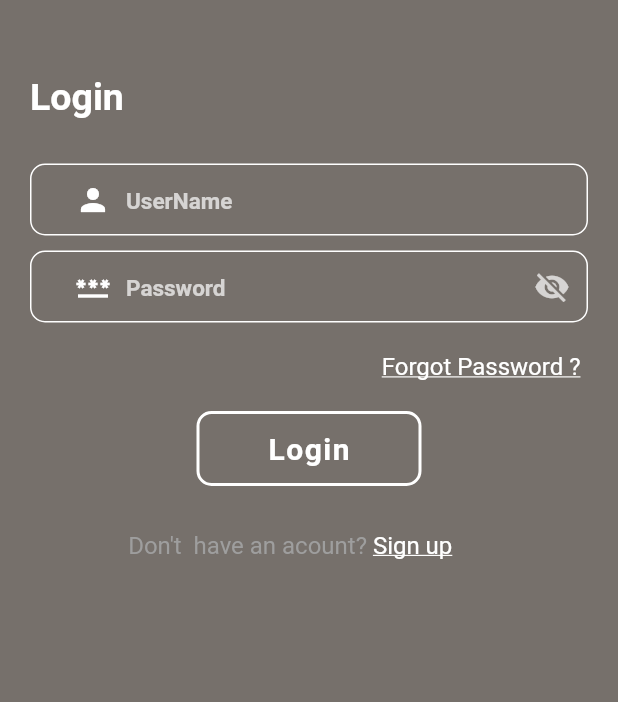
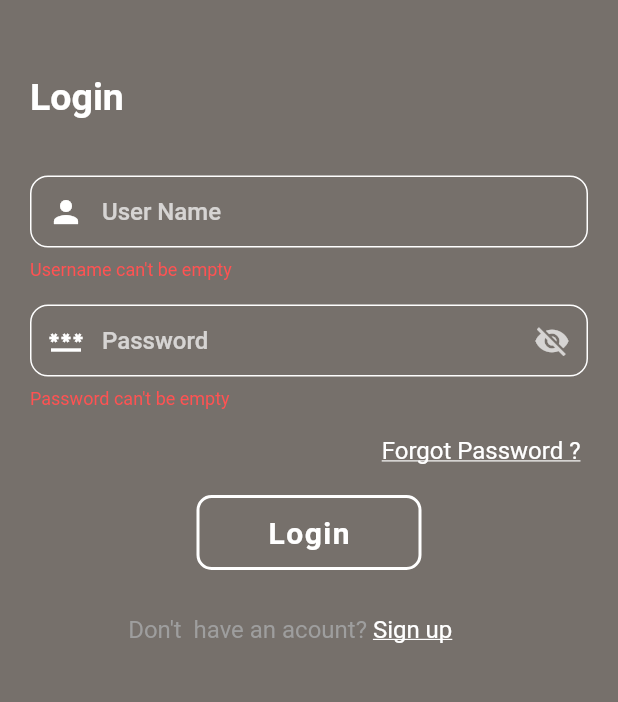
Before and after one commit to Guyco070/scheduling_appointments_app-Flutter, a Flutter app: the screen it shows after launch, after a tap on "Login", on a phone screen of 412 x 824 dp, the part 206-908 px from its top. Run offline on Flutter 3.47's test engine with Material 2 defaults, Android fonts, the phone set to English and light mode, and no system bars; drawn by our look-alikes of snippet_coder_utils.

Commit message:
custom text field fixes

```diff
--- a/lib/screens/login_screen.dart
+++ b/lib/screens/login_screen.dart
@@ -59,13 +59,14 @@ class _LoginScreenState extends State<LoginScreen> with TickerProviderStateMixin
         mainAxisAlignment: MainAxisAlignment.start,
         crossAxisAlignment: CrossAxisAlignment.start,
         children: [
-          Logo('assets/images/app_logo.jpg'),
+          const Logo('assets/images/app_logo.jpg'),
           ScreenTopic(_authMode == AuthMode.login ? 'Login' : 'Sign up'),
           FormTextField(
             "userName",
-            "UserName",
+            "User Name",
+            "Enter User Name",
             (onValidateVal) {
-              if (onValidateVal.isEmpty) {
+              if (onValidateVal != null && onValidateVal.isEmpty) {
                 return "Username can't be empty";
               }
               return null;
@@ -76,9 +77,11 @@ class _LoginScreenState extends State<LoginScreen> with TickerProviderStateMixin
             prefixIcon: Icons.person,
           ),
           FormTextField(
-            "password", "Password",
+            "password",
+            "Password",
+            "Enter Password",
             (onValidateVal) {
-              if (onValidateVal.isEmpty) {
+              if (onValidateVal != null && onValidateVal.isEmpty) {
                 return "Password can't be empty";
               } else if ((onValidateVal as String).length < 8) {
                 return "Password length must be 8 letters or more";
@@ -89,6 +92,7 @@ class _LoginScreenState extends State<LoginScreen> with TickerProviderStateMixin
               password = onSavedVal;
             },
             prefixIcon: Icons.password_outlined,
+            keyboardType: TextInputType.visiblePassword,
             obscureText: hidePassword,
             suffixIcon: IconButton(
                 onPressed: () {
@@ -103,12 +107,12 @@ class _LoginScreenState extends State<LoginScreen> with TickerProviderStateMixin
           ),
           ExpandedSection(
             expand: _authMode == AuthMode.signup,
-            child: const RegisterWidget()
+            child: RegisterWidget(hidePassword: hidePassword,)
           ),
           SpanButton(
             alignment: Alignment.bottomRight,
             buttonText: "Forgot Password ?",
-            onTap: () => print('Forgot Password'),
+            onTap: () => _switchAuthMode(),
           ),
           const SizedBox(height: 20,),
           Center(
--- a/lib/widgets/form_text_field.dart
+++ b/lib/widgets/form_text_field.dart
@@ -1,9 +1,9 @@
 import 'package:flutter/material.dart';
-import 'package:snippet_coder_utils/FormHelper.dart';
 
 class FormTextField extends StatelessWidget {
   const FormTextField(
     this.keyName,
+    this.labelText,
     this.hintText,
     this.onValidate,
     this.onSaved, {
@@ -11,41 +11,99 @@ class FormTextField extends StatelessWidget {
     this.prefixIcon,
     this.obscureText = false,
     this.suffixIcon,
-    this.onChange
+    this.onChange,
+    this.keyboardType,
   });
 
   final String keyName;
+  final String labelText;
   final String hintText;
-  final Function onValidate;
-  final Function onSaved;
-  final Function? onChange;
+  final String? Function(String?)? onValidate;
+  final void Function(String?)? onSaved;
+  final void Function(String)? onChange;
   final IconData? prefixIcon;
   final bool obscureText;
   final Widget? suffixIcon;
+  final TextInputType? keyboardType;
 
-  bool get isPrefixIcon => prefixIcon != null;
+  final double borderRadius = 12;
+
+  Color getColor(Color primaryColor) => primaryColor == Colors.white ? primaryColor : Colors.white;
 
   @override
   Widget build(BuildContext context) {
+    final color = Theme.of(context).colorScheme.primary;
+    final textColor = getColor(color);
+
     return Padding(
-      padding: const EdgeInsets.only(bottom: 10.0),
-      child: FormHelper.inputFieldWidget(
-          context, keyName, hintText, onValidate, onSaved,
-          prefixIcon: Icon(prefixIcon),
-          showPrefixIcon: isPrefixIcon,
-          prefixIconColor: Colors.white,
-          borderColor: Colors.white,
-          borderFocusColor: Colors.white,
-          textColor: Colors.white,
-          hintColor: Colors.white.withOpacity(0.7),
-          borderRadius: 10,
-          obscureText: obscureText,
+      padding: const EdgeInsets.symmetric(horizontal: 20.0, vertical: 8),
+      child: TextFormField(
+        // controller,
+        keyboardType: keyboardType,
+        onChanged: onChange,
+        onSaved: onSaved,
+        validator: onValidate,
+        obscureText: obscureText,
+        cursorColor: textColor,
+        style: TextStyle(
+          color: textColor,
+          fontWeight: FontWeight.w400
+        ),
+        decoration: InputDecoration(
+          hintText: hintText,
+          labelText: labelText,
+          contentPadding: const EdgeInsets.symmetric(vertical: 12.0),
+          floatingLabelStyle: TextStyle(
+            color: textColor,
+            fontWeight: FontWeight.w500
+          ),
+          // disabled hint style
+          labelStyle: TextStyle(
+            color: Colors.white.withOpacity(0.7),
+            fontWeight: FontWeight.w500
+          ),
+          // enabled hint style
+          hintStyle: TextStyle(
+            color: textColor.withOpacity(0.7),
+          ),
+          errorStyle: const TextStyle(
+            color: Colors.redAccent,
+          ),
+          alignLabelWithHint: true,
+          prefixIcon: Icon(
+            prefixIcon,
+            color: textColor,
+          ),
           suffixIcon: suffixIcon,
-          onChange: onChange,
-
-          borderErrorColor: Colors.white,
-          borderFocusedErrorColor: Colors.white,
-        )
+          focusColor: Colors.white,
+          enabledBorder: OutlineInputBorder(
+                  borderRadius: BorderRadius.circular(borderRadius),
+                  borderSide: const BorderSide(
+                    color: Colors.white,
+                  ),
+                ),
+          focusedBorder: OutlineInputBorder(
+                  borderRadius: BorderRadius.circular(borderRadius),
+                  borderSide: const BorderSide(
+                    color: Colors.white,
+                    width: 2.0,
+                  ),
+                ),
+          errorBorder: OutlineInputBorder(
+                  borderRadius: BorderRadius.circular(borderRadius),
+                  borderSide: const BorderSide(
+                    color: Colors.white,
+                  ),
+                ),
+          focusedErrorBorder: OutlineInputBorder(
+                    borderRadius: BorderRadius.circular(borderRadius),
+                    borderSide: const BorderSide(
+                      color: Colors.white,
+                      width: 2.0,
+                    ),
+                  ),
+      ),
+        ),
     );
   }
 }
--- a/lib/widgets/register_screen.dart
+++ b/lib/widgets/register_screen.dart
@@ -2,8 +2,9 @@ import 'package:flutter/material.dart';
 import 'package:scheduling_appointments_app/widgets/form_text_field.dart';
 
 class RegisterWidget extends StatefulWidget {
-  const RegisterWidget({super.key});
+  const RegisterWidget({super.key, this.hidePassword = true});
   static String routeName = '/register';
+  final bool hidePassword;
 
   @override
   State<RegisterWidget> createState() => _RegisterScreenState();
@@ -11,7 +12,6 @@ class RegisterWidget extends StatefulWidget {
 
 class _RegisterScreenState extends State<RegisterWidget> {
   bool isAPICallProcess = false;
-  bool hidePassword = true;
   GlobalKey<FormState> globalFormKey = GlobalKey<FormState>();
   String? userName;
   String? password;
@@ -35,36 +35,12 @@ class _RegisterScreenState extends State<RegisterWidget> {
       mainAxisAlignment: MainAxisAlignment.start,
       crossAxisAlignment: CrossAxisAlignment.start,
       children: [
-        FormTextField("password", "Password", (onValidateVal) {
-              if (onValidateVal.isEmpty) {
-                return "Password can't be empty";
-              } else if ((onValidateVal as String).length < 8) {
-                return "Password length must be 8 letters or more";
-              }
-              return null;
-            },
-            (onSavedVal) {
-              password = onSavedVal;
-            },
-            onChange: (val) {
-              setState(() {
-                password = val.toString();
-              });
-            },
-            prefixIcon: Icons.password_outlined,
-            obscureText: hidePassword,
-            suffixIcon: IconButton(
-                onPressed: () {
-                  setState(() {
-                    hidePassword = !hidePassword;
-                  });
-                },
-                color: Colors.white.withOpacity(0.7),
-                icon: Icon(
-                  hidePassword ? Icons.visibility_off : Icons.visibility,
-                ))),
-        FormTextField("confirmPassword", "Confirm password", (onValidateVal) {
-              if (onValidateVal.isEmpty) {
+        FormTextField(
+          "confirmPassword",
+          "Confirm password",
+          "Confirm password",
+          (onValidateVal) {
+              if (onValidateVal != null && onValidateVal.isEmpty) {
                 return "Password can't be empty";
               } else if ((onValidateVal as String).length < 8) {
                 return "Password length must be 8 letters or more";
@@ -78,13 +54,14 @@ class _RegisterScreenState extends State<RegisterWidget> {
             (onSavedVal) {
               confirmPassword = onSavedVal;
             },
+            keyboardType: TextInputType.visiblePassword,
             onChange: (val) {
               setState(() {
                 confirmPassword = val.toString();
               });
             },
             prefixIcon: Icons.password_outlined,
-            obscureText: hidePassword,
+            obscureText: widget.hidePassword,
             suffixIcon: Icon(
               color: isPC ? Colors.green.withOpacity(0.7) : Colors.red.withOpacity(0.7),
               isPC ? Icons.check : Icons.close,
@@ -93,8 +70,9 @@ class _RegisterScreenState extends State<RegisterWidget> {
         FormTextField(
           "email",
           "Email",
+          "Enter Email",
           (onValidateVal) {
-            if (onValidateVal.isEmpty) {
+            if (onValidateVal != null && onValidateVal.isEmpty) {
               return "Email can't be empty";
             } else if (!(onValidateVal as String).contains("@") ||
                 !(onValidateVal).contains(".")) {
@@ -105,6 +83,7 @@ class _RegisterScreenState extends State<RegisterWidget> {
           (onSavedVal) {
             email = onSavedVal;
           },
+          keyboardType: TextInputType.emailAddress,
           prefixIcon: Icons.email_outlined,
         ),
       ],
```
